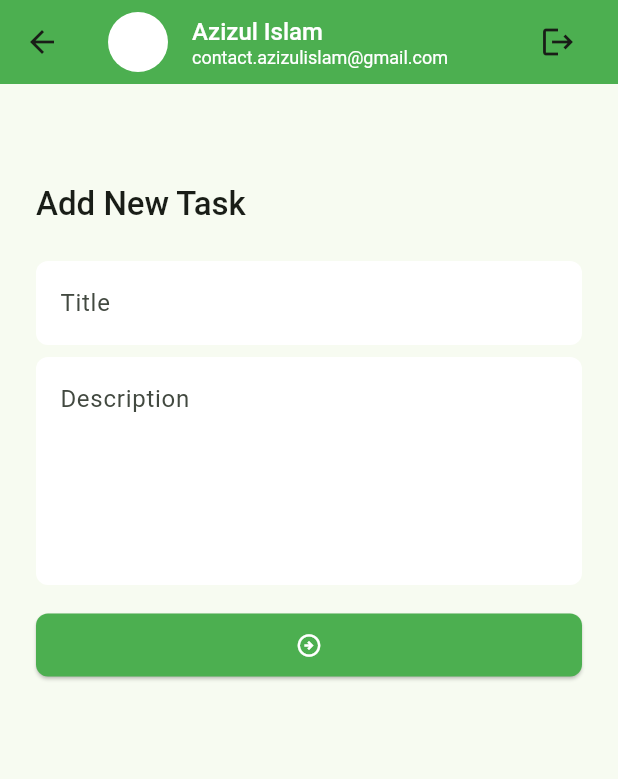
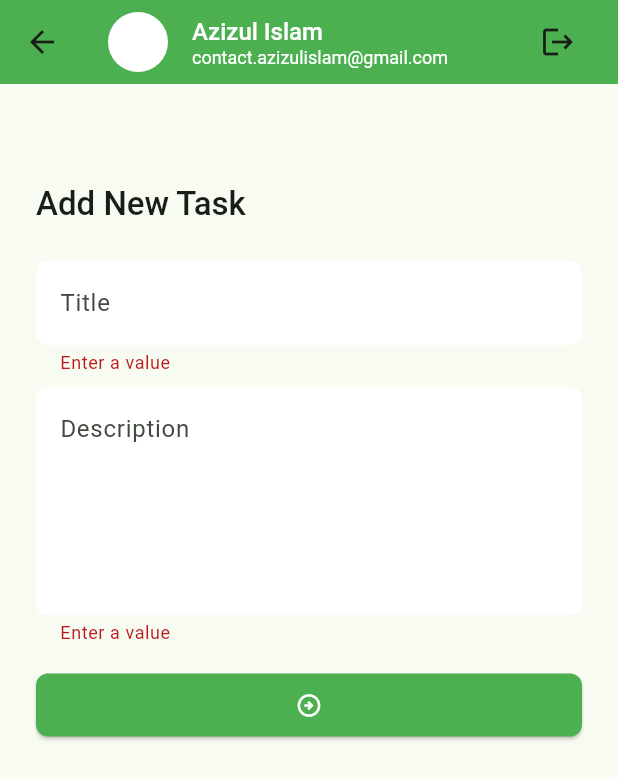
Before and after one commit to azizulever/task_manager, a Flutter app: the AddNewTaskScreen screen opened directly, after a tap on the "arrow circle right" icon, on a phone screen of 412 x 824 dp. Shown: the top 779 px of the screen. Run offline on Flutter 3.47's test engine with Material 3 defaults, Android fonts, the phone set to English and light mode, and no system bars; our stand-ins replace flutter_svg, pin_code_fields, shared_preferences; accounts and stored records are empty.

Commit message:
Create Task API Completed

```diff
--- a/lib/app.dart
+++ b/lib/app.dart
@@ -4,6 +4,8 @@ import 'package:task_manager/ui/utils/app_colors.dart';
 
 class TaskManagerApp extends StatefulWidget {
   const TaskManagerApp({super.key});
+
+  static GlobalKey<NavigatorState> navigatorKey = GlobalKey<NavigatorState>();
 
   @override
   State<TaskManagerApp> createState() => _TaskManagerAppState();
@@ -13,6 +15,7 @@ class _TaskManagerAppState extends State<TaskManagerApp> {
   @override
   Widget build(BuildContext context) {
     return MaterialApp(
+      navigatorKey: TaskManagerApp.navigatorKey,
       theme: ThemeData(
         colorSchemeSeed: AppColors.themeColor,
         textTheme: const TextTheme(),
--- a/lib/data/utils/urls.dart
+++ b/lib/data/utils/urls.dart
@@ -9,4 +9,5 @@ class Urls {
     return '$_baseUrl/RecoverVerifyOtp/$email/$otp';
   }
   static const String recoverResetPassword = '$_baseUrl/RecoverResetPassword';
+  static const String addNewTask = '$_baseUrl/createTask';
 }
--- a/lib/ui/screens/add_new_task_screen.dart
+++ b/lib/ui/screens/add_new_task_screen.dart
@@ -1,4 +1,9 @@
 import 'package:flutter/material.dart';
+import 'package:task_manager/data/models/network_response.dart';
+import 'package:task_manager/data/services/network_caller.dart';
+import 'package:task_manager/data/utils/urls.dart';
+import 'package:task_manager/ui/widgets/centered_circular_progress_indicator.dart';
+import 'package:task_manager/ui/widgets/snack_bar_message.dart';
 import 'package:task_manager/ui/widgets/tm_app_bar.dart';
 
 class AddNewTaskScreen extends StatefulWidget {
@@ -9,13 +14,21 @@ class AddNewTaskScreen extends StatefulWidget {
 }
 
 class _AddNewTaskScreenState extends State<AddNewTaskScreen> {
+  final TextEditingController _titleTEController = TextEditingController();
+  final TextEditingController _descriptionTEController =
+      TextEditingController();
+  final GlobalKey<FormState> _formKey = GlobalKey<FormState>();
+  bool _addNewTaskInProgress = false;
+
   @override
   Widget build(BuildContext context) {
     return Scaffold(
-      appBar: TMAppbar(),
+      appBar: const TMAppbar(),
       body: SingleChildScrollView(
         child: Padding(
           padding: const EdgeInsets.all(24),
+          child: Form(
+            key: _formKey,
             child: Column(
               crossAxisAlignment: CrossAxisAlignment.start,
               children: [
@@ -29,22 +42,72 @@ class _AddNewTaskScreenState extends State<AddNewTaskScreen> {
                 ),
                 const SizedBox(height: 24),
                 TextFormField(
+                  controller: _titleTEController,
                   decoration: const InputDecoration(hintText: 'Title'),
+                  validator: (String? value) {
+                    if (value?.trim().isEmpty ?? true) {
+                      return 'Enter a value';
+                    }
+                    return null;
+                  },
                 ),
                 const SizedBox(height: 8),
                 TextFormField(
+                  controller: _descriptionTEController,
                   maxLines: 5,
                   decoration: const InputDecoration(hintText: 'Description'),
+                  validator: (String? value) {
+                    if (value?.trim().isEmpty ?? true) {
+                      return 'Enter a value';
+                    }
+                    return null;
+                  },
                 ),
                 const SizedBox(height: 16),
-              ElevatedButton(
-                onPressed: () {},
-                child: Icon(Icons.arrow_circle_right_outlined),
+                Visibility(
+                  visible: !_addNewTaskInProgress,
+                  replacement: const CenteredCircularProgressIndicator(),
+                  child: ElevatedButton(
+                    onPressed: _onTapSubmitButton,
+                    child: const Icon(Icons.arrow_circle_right_outlined),
+                  ),
                 ),
               ],
             ),
           ),
         ),
+      ),
     );
   }
+
+  void _onTapSubmitButton() {
+    if (_formKey.currentState!.validate()) {
+      _addNewTask();
     }
+  }
+
+  Future<void> _addNewTask() async {
+    _addNewTaskInProgress = true;
+    setState(() {});
+    Map<String, dynamic> requestBody = {
+      'title': _titleTEController.text.trim(),
+      'description': _descriptionTEController.text.trim(),
+      'status': 'New',
+    };
+    final NetworkResponse response = await NetworkCaller.postRequest(
+        url: Urls.addNewTask, body: requestBody);
+    _addNewTaskInProgress = false;
+    setState(() {});
+    if (response.isSuccess) {
+      _clearTextFields();
+      showSnackBarMessage(context, 'New task added successfully');
+    } else {
+      showSnackBarMessage(context, response.errorMessage, true);
+    }
+  }
+
+  void _clearTextFields() {
+    _titleTEController.clear();
+    _descriptionTEController.clear();
+  }
+}
```
Also changed, not shown: lib/data/services/network_caller.dart (+43 -6 lines). Lines whose indentation alone changed are shown as unchanged.
